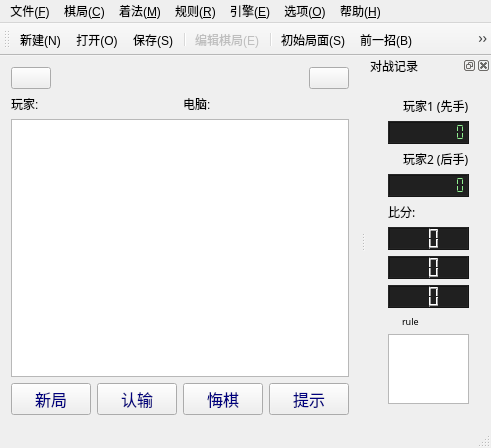
This is gamewindow.ui in calcitem/Sanmill as Qt 5 draws it before an edit. The edited form follows.
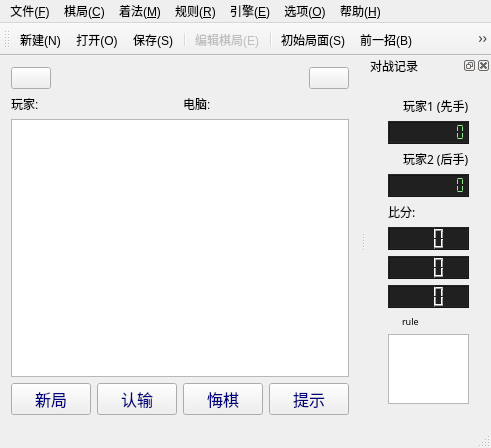
This is the edited form. Icons and pictures are not drawn. Custom widgets are drawn as their Qt base class.

Commit message: ui: 比分牌由2位改为3位

```diff
--- a/gamewindow.ui
+++ b/gamewindow.ui
@@ -587,7 +587,7 @@
             <bool>false</bool>
            </property>
            <property name="digitCount">
-            <number>2</number>
+            <number>3</number>
            </property>
            <property name="value" stdset="0">
             <double>0.000000000000000</double>
@@ -609,7 +609,7 @@
             <enum>QFrame::Raised</enum>
            </property>
            <property name="digitCount">
-            <number>2</number>
+            <number>3</number>
            </property>
            <property name="mode">
             <enum>QLCDNumber::Dec</enum>
@@ -628,7 +628,7 @@
             <bool>false</bool>
            </property>
            <property name="digitCount">
-            <number>2</number>
+            <number>3</number>
            </property>
           </widget>
          </item>
```
Left out of the diff: 2 changed lines with no effect on the pictures.
